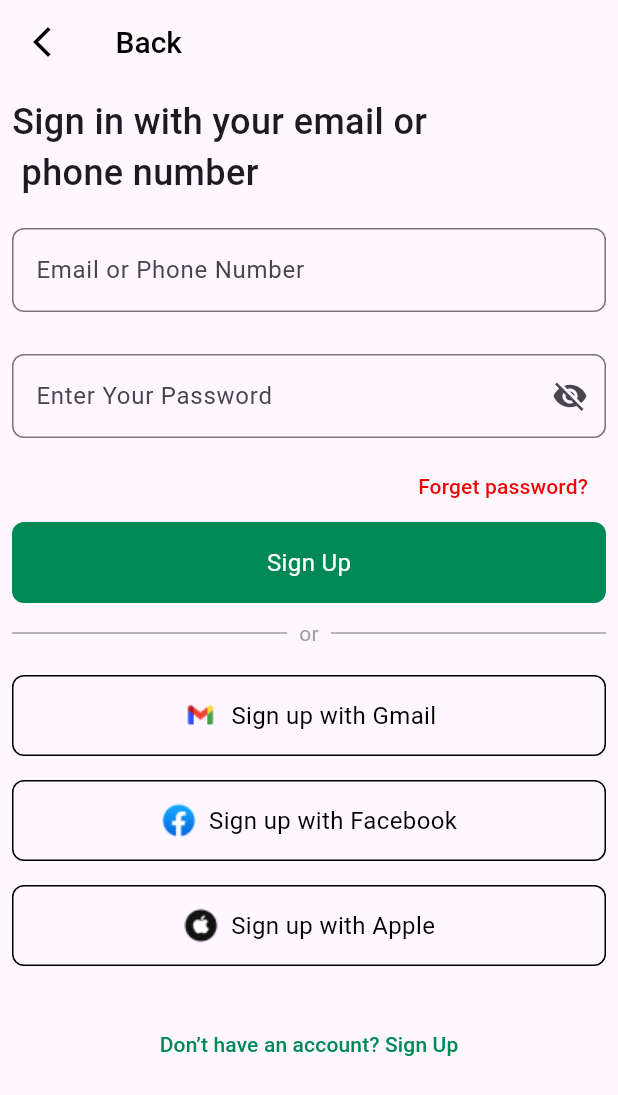
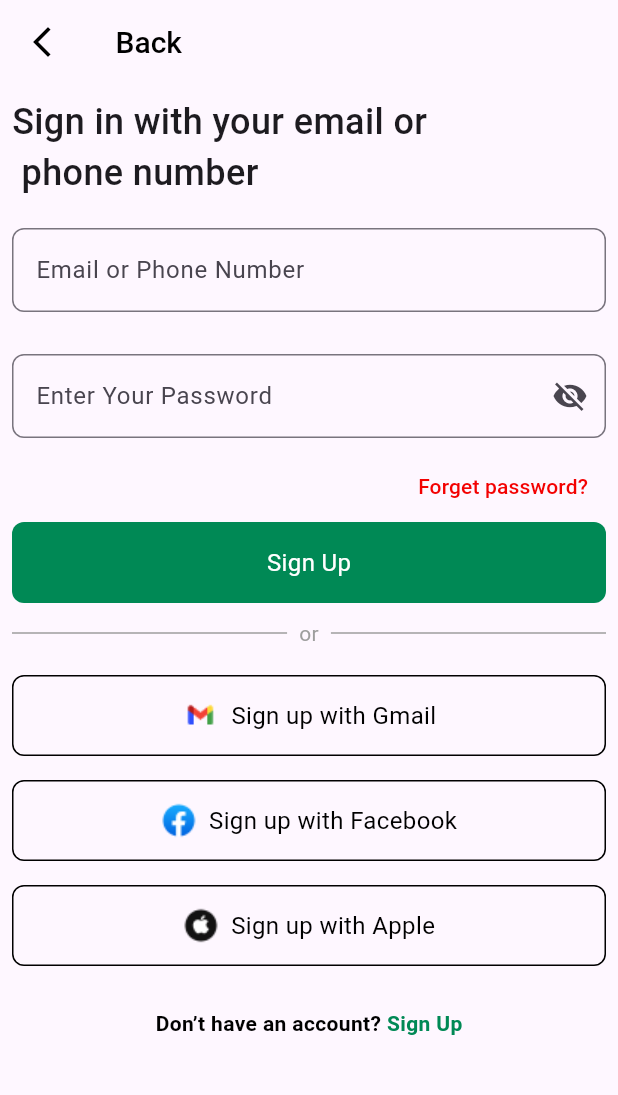
Before and after one commit to Ammaralshalet/app_with_team, a Flutter app: the SignIn screen opened directly, on a phone screen of 412 x 824 dp. Shown: the top 1095 px of the screen. Run offline on Flutter 3.47's test engine with Material 3 defaults, Android fonts, the phone set to English and light mode, and no system bars; our stand-ins replace dio, intl_phone_field.

Commit message:
edit on text in SignIn

```diff
--- a/lib/Auth/res/strings.dart
+++ b/lib/Auth/res/strings.dart
@@ -39,3 +39,5 @@ const String passwordPermissions =
     'The password does not meet the conditions: it must contain an uppercase letter, a lowercase letter, and a special character.';
 const String passwordSimilarity =
     'The two passwords do not match. Please re-enter your password.';
+const String readyText = 'Already have an account? ';
+const String haveAccount = 'Don’t have an account? ';
--- a/lib/Auth/view/pages/sign_in.dart
+++ b/lib/Auth/view/pages/sign_in.dart
@@ -1,4 +1,5 @@
 import 'package:app_with_team/Auth/res/strings.dart';
+import 'package:app_with_team/Auth/view/pages/sign_up_screen.dart';
 import 'package:app_with_team/Auth/view/widget/Buttons.dart';
 import 'package:app_with_team/Auth/view/widget/TextFields.dart';
 import 'package:flutter/material.dart';
@@ -44,7 +45,7 @@ class _SignInState extends State<SignIn> {
           children: [
             Container(
                 alignment: Alignment.bottomLeft,
-                child: Text(
+                child: const Text(
                   textSignIn,
                   style: TextStyle(
                     fontSize: 24,
@@ -135,14 +136,37 @@ class _SignInState extends State<SignIn> {
             ),
             const SizedBox(height: 20),
             Center(
-              child: TextButton(
-                onPressed: () {},
-                child: const Text(
-                  'Don’t have an account? Sign Up',
-                  style: TextStyle(
-                    color: Color.fromRGBO(0, 137, 85, 1),
+              child: Row(
+                mainAxisSize: MainAxisSize.min,
+                children: [
+                  const Text(
+                    haveAccount,
+                    style: TextStyle(
+                      color: Colors.black,
+                      fontWeight: FontWeight.bold,
+                    ),
                   ),
-                ),
+                  MouseRegion(
+                    cursor: SystemMouseCursors.click,
+                    child: GestureDetector(
+                      onTap: () {
+                        Navigator.push(
+                          context,
+                          MaterialPageRoute(
+                            builder: (context) => const SignUpScreen(),
+                          ),
+                        );
+                      },
+                      child: const Text(
+                        'Sign Up',
+                        style: TextStyle(
+                          color: Color.fromRGBO(0, 137, 85, 1),
+                          fontWeight: FontWeight.bold,
+                        ),
+                      ),
+                    ),
+                  ),
+                ],
               ),
             ),
           ],
```
Also changed, not shown: lib/Auth/view/pages/sign_up_screen.dart (+7 -4 lines).
